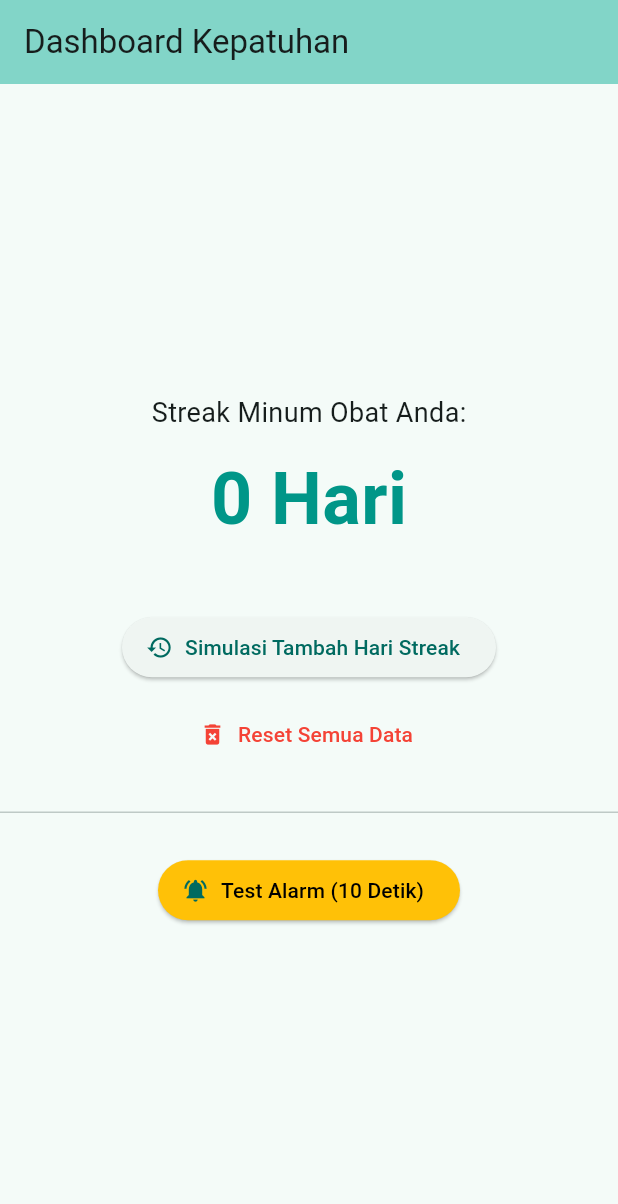
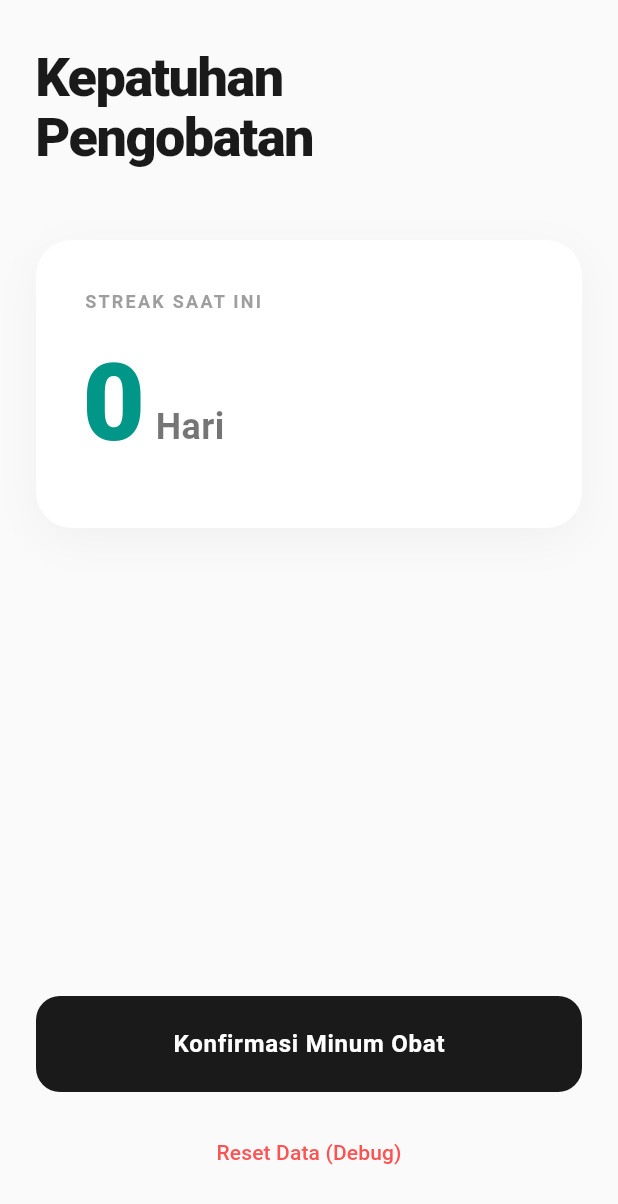
Before and after one commit to hrnns-ti/tbc-care, a Flutter app: the screen it shows after launch, on a phone screen of 412 x 824 dp. Shown: the top 1204 px of the screen. Run offline on Flutter 3.47's test engine with Material 3 defaults, Android fonts, the phone set to English and light mode, and no system bars; our stand-ins replace flutter_local_notifications, flutter_riverpod, flutter_timezone, image_picker, isar, permission_handler and 1 more; accounts and stored records are empty; generated files the repository leaves out were written again.

Commit message:
feat: implement minimalist dashboard UI and native camera confirmation

```diff
--- /dev/null
+++ b/lib/core/utils/camera_service.dart
@@ -0,0 +1,22 @@
+import 'package:image_picker/image_picker.dart';
+
+class CameraService {
+  final ImagePicker _picker = ImagePicker();
+
+  Future<String?> takeMedicationPhoto() async {
+    try {
+      final XFile? photo = await _picker.pickImage(
+        source: ImageSource.camera,
+        imageQuality: 50,
+        preferredCameraDevice: CameraDevice.rear,
+      );
+
+      if (photo != null) {
+        return photo.path;
+      }
+    } catch (e) {
+      print("Error mengambil foto: $e");
+    }
+    return null;
+  }
+}
--- a/lib/main.dart
+++ b/lib/main.dart
@@ -2,10 +2,12 @@ import 'package:flutter/material.dart';
 import 'package:flutter_riverpod/flutter_riverpod.dart';
 import 'package:isar/isar.dart';
 import 'package:path_provider/path_provider.dart';
+import 'package:permission_handler/permission_handler.dart';
 
 import 'core/database/medication_repository.dart';
 import 'models/medication_record.dart';
 import 'features/alarm/alarm_service.dart';
+import 'core/utils/camera_service.dart';
 
 late Isar isar;
 
@@ -46,112 +48,176 @@ class MyApp extends StatelessWidget {
   }
 }
 
-// Gunakan ConsumerWidget (bukan StatelessWidget) agar bisa membaca Provider
+final CameraService _cameraService = CameraService();
+
 class DashboardPoC extends ConsumerWidget {
   const DashboardPoC({super.key});
 
   @override
   Widget build(BuildContext context, WidgetRef ref) {
-    // Membaca state streak saat ini
     final streakAsyncValue = ref.watch(streakProvider);
     final repo = ref.read(medicationRepoProvider);
 
     return Scaffold(
-      appBar: AppBar(
-        title: const Text('Dashboard Kepatuhan'),
-        backgroundColor: Theme.of(context).colorScheme.inversePrimary,
+      backgroundColor: const Color(0xFFFAFAFA), // Warna background off-white yang hangat
+      body: SafeArea(
+        child: Padding(
+          padding: const EdgeInsets.symmetric(horizontal: 24.0, vertical: 32.0),
+          child: Column(
+            crossAxisAlignment: CrossAxisAlignment.start,
+            children: [
+              // Header Editorial Style
+              const Text(
+                'Kepatuhan\nPengobatan',
+                style: TextStyle(
+                  fontSize: 36,
+                  height: 1.1,
+                  fontWeight: FontWeight.w800,
+                  letterSpacing: -1.0,
+                  color: Color(0xFF1A1A1A),
                 ),
-      body: Center(
+              ),
+              const SizedBox(height: 48),
+
+              // Streak Card Minimalist
+              Container(
+                width: double.infinity,
+                padding: const EdgeInsets.all(32),
+                decoration: BoxDecoration(
+                  color: Colors.white,
+                  borderRadius: BorderRadius.circular(24),
+                  boxShadow: [
+                    BoxShadow(
+                      color: Colors.black.withOpacity(0.04),
+                      blurRadius: 24,
+                      offset: const Offset(0, 8),
+                    ),
+                  ],
+                ),
                 child: Column(
-          mainAxisAlignment: MainAxisAlignment.center,
+                  crossAxisAlignment: CrossAxisAlignment.start,
                   children: [
                     const Text(
-              'Streak Minum Obat Anda:',
-              style: TextStyle(fontSize: 18),
+                      'STREAK SAAT INI',
+                      style: TextStyle(
+                        fontSize: 12,
+                        fontWeight: FontWeight.w700,
+                        letterSpacing: 1.5,
+                        color: Colors.grey,
                       ),
-            const SizedBox(height: 10),
-
-            // Menangani status loading, error, dan data dari FutureProvider
+                    ),
+                    const SizedBox(height: 8),
                     streakAsyncValue.when(
-              loading: () => const CircularProgressIndicator(),
+                      loading: () => const SizedBox(
+                        height: 48,
+                        width: 48,
+                        child: CircularProgressIndicator(strokeWidth: 2),
+                      ),
                       error: (err, stack) => Text('Error: $err'),
-              data: (streak) => Text(
-                '$streak Hari',
+                      data: (streak) => Row(
+                        crossAxisAlignment: CrossAxisAlignment.baseline,
+                        textBaseline: TextBaseline.alphabetic,
+                        children: [
+                          Text(
+                            '$streak',
                             style: const TextStyle(
-                    fontSize: 48,
-                    fontWeight: FontWeight.bold,
-                    color: Colors.teal
+                              fontSize: 72,
+                              fontWeight: FontWeight.w900,
+                              letterSpacing: -2.0,
+                              color: Colors.teal,
                             ),
+                          ),
+                          const SizedBox(width: 8),
+                          const Text(
+                            'Hari',
+                            style: TextStyle(
+                              fontSize: 24,
+                              fontWeight: FontWeight.w600,
+                              color: Colors.black54,
+                            ),
+                          ),
+                        ],
+                      ),
+                    ),
+                  ],
                 ),
               ),
 
-            const SizedBox(height: 40),
+              const Spacer(),
 
-            ElevatedButton.icon(
+              // Tombol Kamera Utama
+              SizedBox(
+                width: double.infinity,
+                height: 64,
+                child: ElevatedButton(
                   onPressed: () async {
-                // Ambil jumlah data yang ada untuk memanipulasi tanggal mundur ke belakang
-                final recordsCount = await repo.getAllRecords().then((list) => list.length);
+                    final status = await Permission.camera.request();
+                    if (status.isGranted) {
+                      final path = await _cameraService.takeMedicationPhoto();
 
-                // Logika Simulasi:
-                // Klik 1: Insert data hari ini
-                // Klik 2: Insert data kemarin (-1 hari)
-                // Klik 3: Insert data lusa kemarin (-2 hari), dst.
-                final simulatedDate = DateTime.now().subtract(Duration(days: recordsCount));
-
-                // Bypass fungsi standar dan langsung tembak ke Isar untuk testing
+                      if (path != null && context.mounted) {
+                        final now = DateTime.now();
                         await repo.db.writeTxn(() async {
                           final record = MedicationRecord()
-                    ..scheduledTime = simulatedDate
-                    ..takenTime = simulatedDate
+                            ..scheduledTime = now
+                            ..takenTime = now
                             ..isTaken = true
-                    ..imagePath = "/dummy/path/foto_$recordsCount.jpg";
+                            ..imagePath = path;
 
                           await repo.db.medicationRecords.put(record);
                         });
 
-                // Refresh UI
                         ref.invalidate(streakProvider);
+                        ScaffoldMessenger.of(context).showSnackBar(
+                          const SnackBar(
+                            content: Text('Konfirmasi dicatat. Terus pertahankan!'),
+                            behavior: SnackBarBehavior.floating,
+                          ),
+                        );
+                      }
+                    } else {
+                      if (context.mounted) {
+                        ScaffoldMessenger.of(context).showSnackBar(
+                          const SnackBar(content: Text('Izin kamera ditolak.')),
+                        );
+                      }
+                    }
                   },
-              icon: const Icon(Icons.history),
-              label: const Text('Simulasi Tambah Hari Streak'),
+                  style: ElevatedButton.styleFrom(
+                    backgroundColor: const Color(0xFF1A1A1A), // Hitam pekat tegas
+                    foregroundColor: Colors.white,
+                    elevation: 0,
+                    shape: RoundedRectangleBorder(
+                      borderRadius: BorderRadius.circular(16),
                     ),
+                  ),
+                  child: const Text(
+                    'Konfirmasi Minum Obat',
+                    style: TextStyle(
+                      fontSize: 16,
+                      fontWeight: FontWeight.w600,
+                      letterSpacing: 0.5,
+                    ),
+                  ),
+                ),
+              ),
+              const SizedBox(height: 16),
 
-            const SizedBox(height: 10),
-
-// Tombol tambahan untuk mereset database jika kamu ingin mengulang dari 0
-            TextButton.icon(
+              // Tombol Debugging (Hanya tampil sementara saat dev)
+              Center(
+                child: TextButton(
                   onPressed: () async {
                     await repo.db.writeTxn(() async {
                       await repo.db.medicationRecords.clear();
                     });
                     ref.invalidate(streakProvider);
                   },
-              icon: const Icon(Icons.delete_forever, color: Colors.red),
-              label: const Text('Reset Semua Data', style: TextStyle(color: Colors.red)),
+                  style: TextButton.styleFrom(foregroundColor: Colors.redAccent),
+                  child: const Text('Reset Data (Debug)'),
                 ),
-
-            const SizedBox(height: 20),
-            const Divider(),
-            const SizedBox(height: 20),
-
-            ElevatedButton.icon(
-              onPressed: () async {
-                // 1. Minta izin dulu! Pop-up akan muncul saat pertama kali diklik
-                await AlarmService.requestPermission();
-
-                // 2. Jadwalkan alarm
-                final scheduledTime = DateTime.now().add(const Duration(seconds: 10));
-                await AlarmService.scheduleAlarm(scheduledTime, 999);
-
-                ScaffoldMessenger.of(context).showSnackBar(
-                  const SnackBar(content: Text('Alarm dijadwalkan dalam 10 detik! Tutup aplikasi sekarang.')),
-                );
-              },
-              icon: const Icon(Icons.notifications_active),
-              style: ElevatedButton.styleFrom(backgroundColor: Colors.amber),
-              label: const Text('Test Alarm (10 Detik)', style: TextStyle(color: Colors.black)),
-            )
+              ),
             ],
+          ),
         ),
       ),
     );
--- a/pubspec.yaml
+++ b/pubspec.yaml
@@ -45,9 +45,10 @@ dependencies:
   # UI & Media
   fl_chart: ^0.66.0
   table_calendar: ^3.1.1
-  image_picker: ^1.0.7
   timezone: ^0.9.4
   flutter_timezone: ^5.1.0
+  image_picker: ^1.1.2
+  permission_handler: ^11.3.1
 
 dev_dependencies:
   flutter_test:
```
Also changed, not shown: pubspec.lock, 3 other files. Lines whose indentation alone changed are shown as unchanged.
